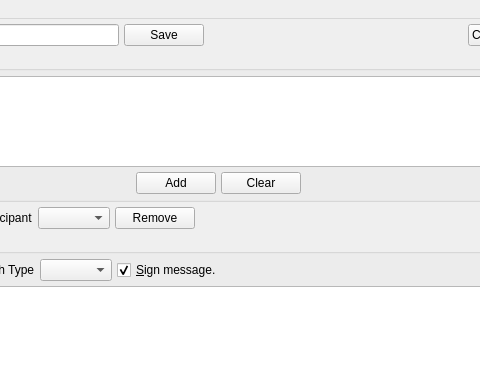
Qt form UI/rosetta.ui (xloem/spot-on-svn) before a commit; both pictures show x 183 to 663 and y 0 to 378 of the 803 by 691 pixel window.
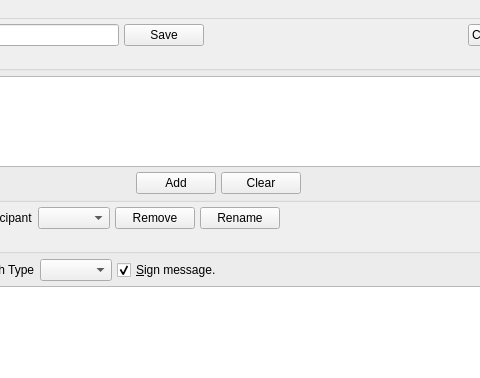
The same form after that commit. Icons and pictures are not drawn.

Commit message: Did not exit spoton_crypt::saltedValue() on some failures.

```diff
--- a/UI/rosetta.ui
+++ b/UI/rosetta.ui
@@ -197,6 +197,13 @@
         </property>
        </widget>
       </item>
+      <item>
+       <widget class="QPushButton" name="rename">
+        <property name="text">
+         <string>Rename</string>
+        </property>
+       </widget>
+      </item>
       <item>
        <spacer name="horizontalSpacer_5">
         <property name="orientation">
```
Left out of the diff: 4 changed lines with no effect on the pictures. The commit also changes 2 other files.
